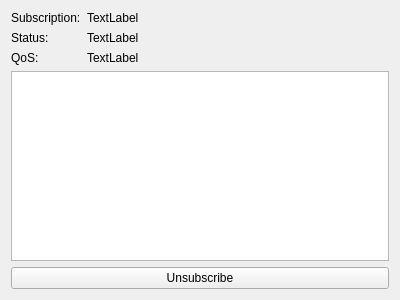
Qt form subscriptionwindow.ui (zhoushanbao1994/MqttSubscriptionsExample) before a commit.
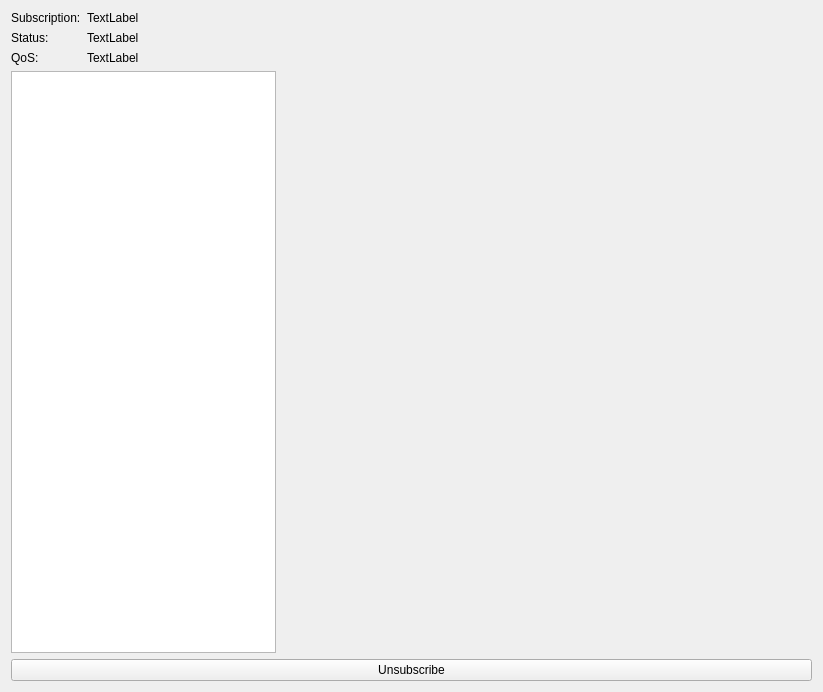
The same form after that commit. Custom widgets are drawn as their Qt base class.

```diff
--- a/subscriptionwindow.ui
+++ b/subscriptionwindow.ui
@@ -6,14 +6,14 @@
    <rect>
     <x>0</x>
     <y>0</y>
-    <width>400</width>
-    <height>300</height>
+    <width>823</width>
+    <height>692</height>
    </rect>
   </property>
   <property name="windowTitle">
    <string>Form</string>
   </property>
-  <layout class="QVBoxLayout" name="verticalLayout">
+  <layout class="QVBoxLayout" name="verticalLayout_2">
    <item>
     <layout class="QFormLayout" name="formLayout">
      <item row="0" column="0">
@@ -61,7 +61,37 @@
     </layout>
    </item>
    <item>
-    <widget class="QListWidget" name="listWidget"/>
+    <layout class="QHBoxLayout" name="horizontalLayout" stretch="1,2">
+     <item>
+      <widget class="QListWidget" name="listWidget"/>
+     </item>
+     <item>
+      <layout class="QVBoxLayout" name="verticalLayout">
+       <item>
+        <widget class="QCustomPlot" name="widget_V" native="true">
+         <property name="minimumSize">
+          <size>
+           <width>100</width>
+           <height>0</height>
+          </size>
+         </property>
+        </widget>
+       </item>
+       <item>
+        <widget class="QCustomPlot" name="widget_I" native="true"/>
+       </item>
+       <item>
+        <widget class="QCustomPlot" name="widget_P" native="true"/>
+       </item>
+       <item>
+        <widget class="QCustomPlot" name="widget_Freq" native="true"/>
+       </item>
+       <item>
+        <widget class="QCustomPlot" name="widget_Ep" native="true"/>
+       </item>
+      </layout>
+     </item>
+    </layout>
    </item>
    <item>
     <widget class="QPushButton" name="pushButton">
@@ -72,6 +102,14 @@
    </item>
   </layout>
  </widget>
+ <customwidgets>
+  <customwidget>
+   <class>QCustomPlot</class>
+   <extends>QWidget</extends>
+   <header>qcustomplot.h</header>
+   <container>1</container>
+  </customwidget>
+ </customwidgets>
  <resources/>
  <connections/>
 </ui>
```
